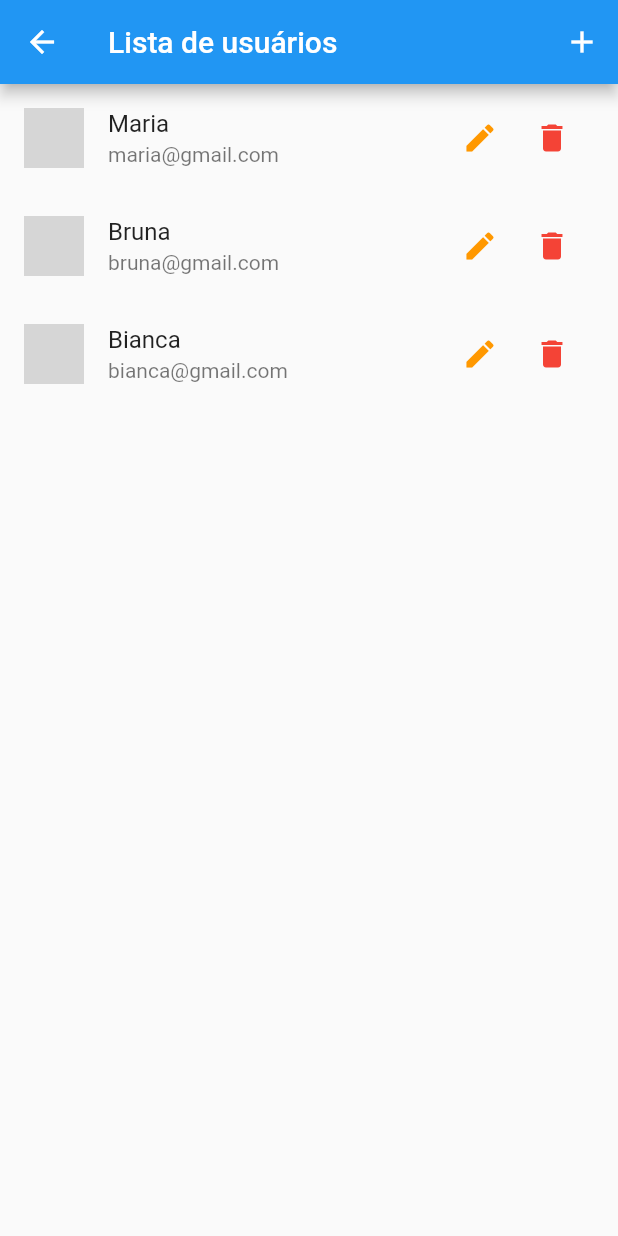
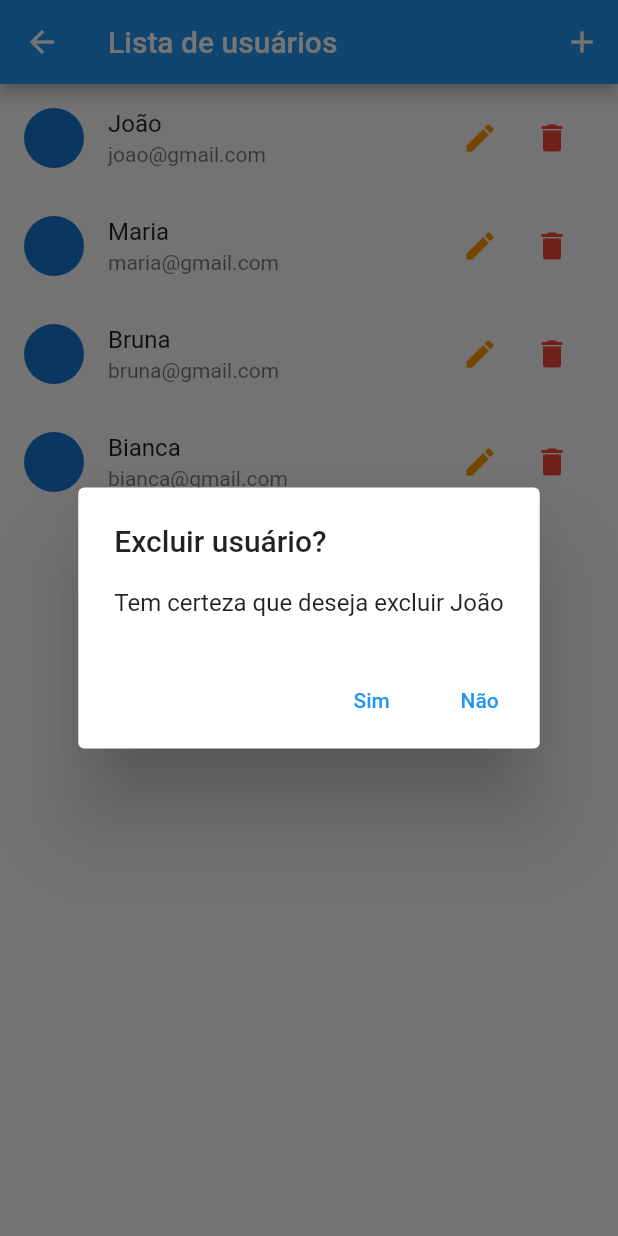
Before and after one commit to diegomarcelino92/flutter_crud, a Flutter app: the UserList screen opened directly, after a tap on the "delete" icon, on a phone screen of 412 x 824 dp. Run offline on Flutter 3.47's test engine with Material 2 defaults, Android fonts, the phone set to English and light mode, and no system bars; network calls fail; grey boxes are pictures that could not be loaded.

Commit message:
Finalização formulário editar e remover usuário

```diff
--- a/lib/components/user_tile.dart
+++ b/lib/components/user_tile.dart
@@ -38,7 +38,29 @@ class UserTail extends StatelessWidget {
                 icon: Icon(Icons.delete),
                 color: Colors.red,
                 onPressed: () {
-                  users.remove(user);
+                  showDialog(
+                    context: context,
+                    builder: (ctx) => AlertDialog(
+                      title: Text('Excluir usuário?'),
+                      content:
+                          Text('Tem certeza que deseja excluir ${user.name}'),
+                      actions: [
+                        TextButton(
+                          child: Text('Sim'),
+                          onPressed: () {
+                            users.remove(user);
+                            Navigator.of(context).pop();
+                          },
+                        ),
+                        TextButton(
+                          child: Text('Não'),
+                          onPressed: () {
+                            Navigator.of(context).pop();
+                          },
+                        )
+                      ],
+                    ),
+                  );
                 }),
           ],
         ),
--- a/lib/main.dart
+++ b/lib/main.dart
@@ -24,7 +24,7 @@ class MyApp extends StatelessWidget {
           primarySwatch: Colors.blue,
         ),
         routes: {
-          AppRoutes.HOME: (_) => UserList(),
+          AppRoutes.HOME: (ctx) => UserList(),
           AppRoutes.USER_FORM: (ctx) => UserForm(),
         },
       ),
```
Also changed, not shown: lib/providers/user.dart (+6 -3 lines), lib/views/user_form.dart (+55 -4 lines).
